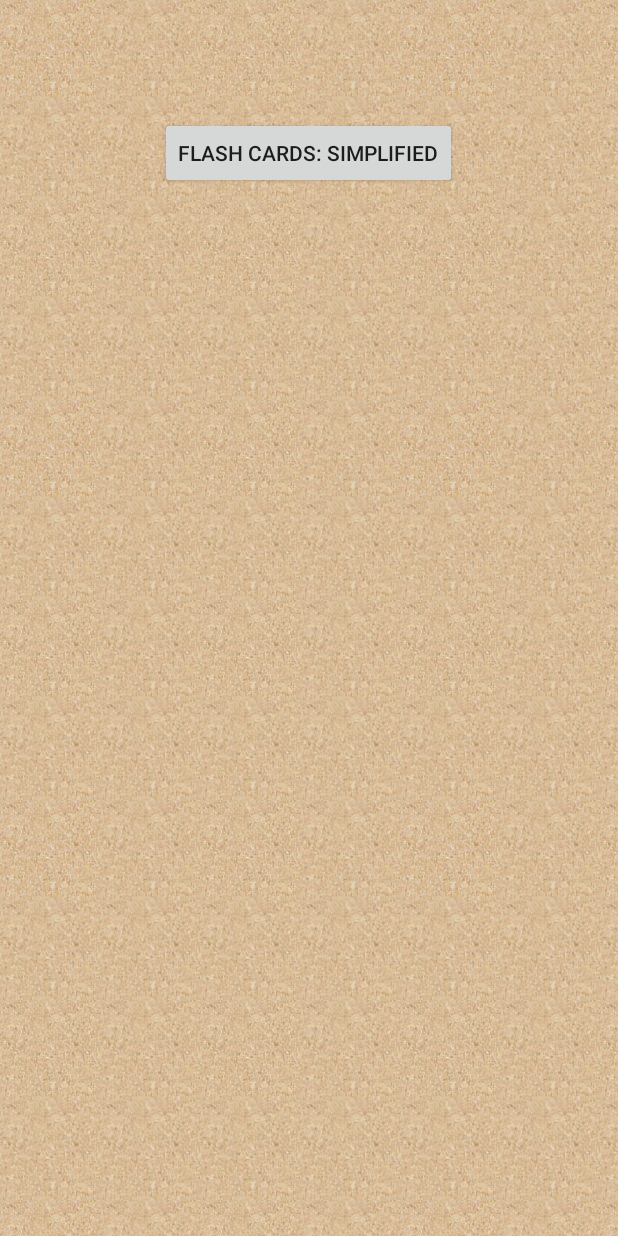
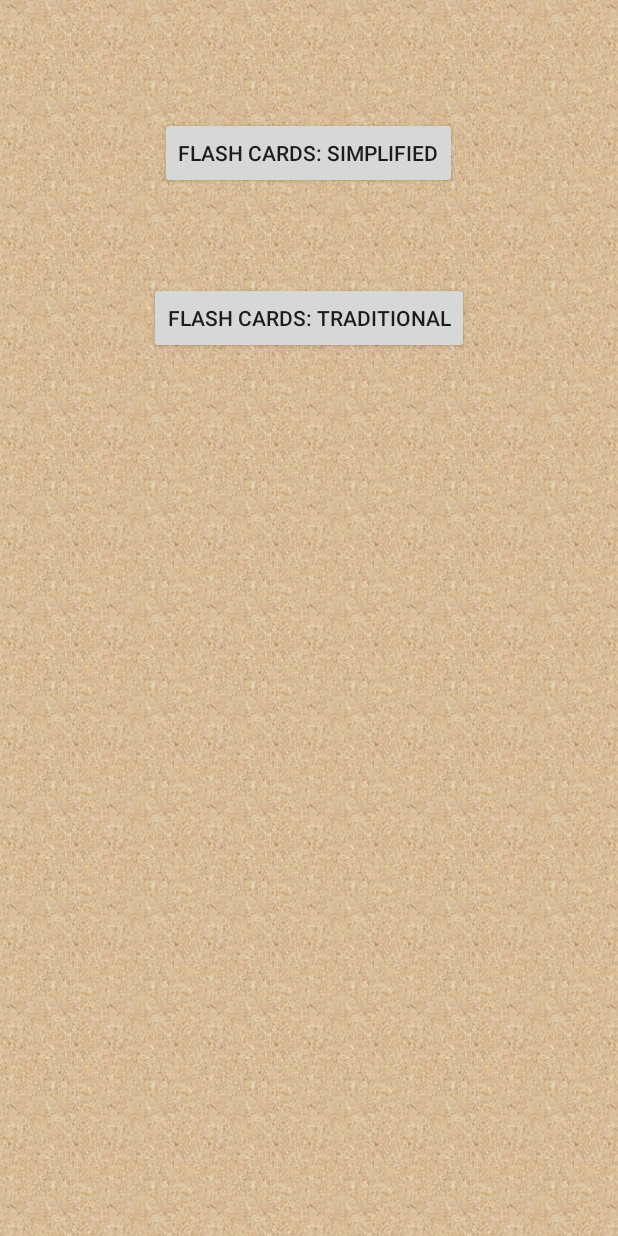
Before and after one commit to DanielCadwell/HackathonMMT, an Android app: the FlashCardDirectory screen opened directly, with no data from a screen before it, on a phone screen of 412 x 824 dp. Run offline under Robolectric (Android 15) with nearby library versions, the phone set to English and light mode, and no system bars.

Commit message:
added traditional flash card button

```diff
--- a/Francisco/app/src/main/res/layout/flash_card_directory.xml
+++ b/Francisco/app/src/main/res/layout/flash_card_directory.xml
@@ -12,4 +12,13 @@
         android:layout_centerHorizontal="true"
         android:layout_marginTop="78dp" />
 
+    <Button
+        android:layout_width="wrap_content"
+        android:layout_height="wrap_content"
+        android:text="Flash Cards: Traditional"
+        android:id="@+id/traditional"
+        android:layout_below="@+id/simplified"
+        android:layout_centerHorizontal="true"
+        android:layout_marginTop="62dp" />
+
 </RelativeLayout>
```
